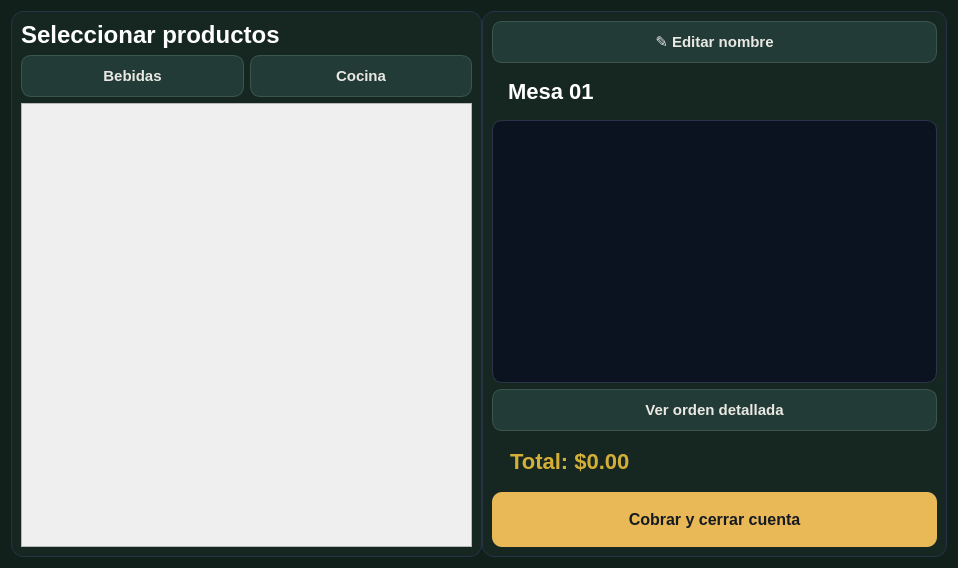
Old version of the form pedido.ui in the repository Bakachi12/Menu.
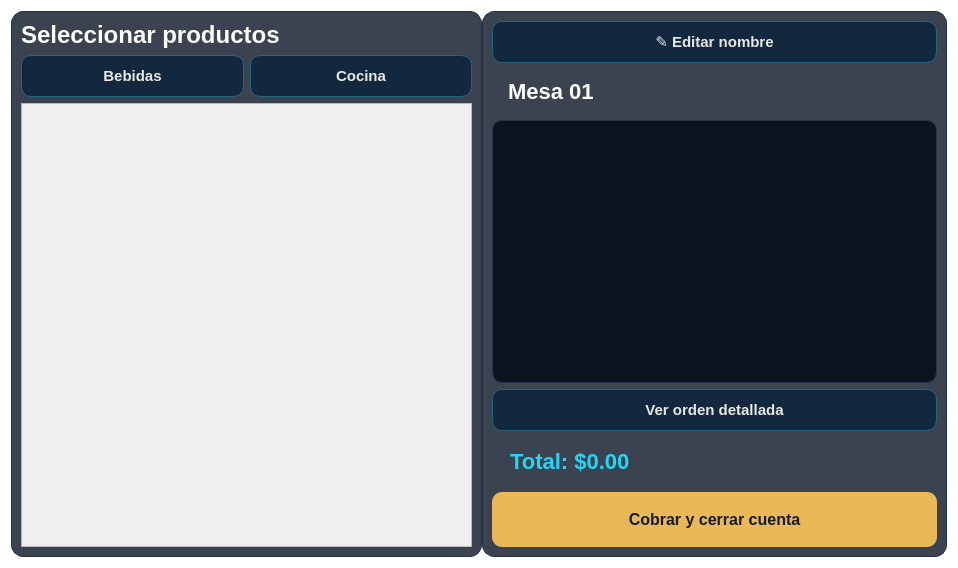
New version of the form.

Diff of the .ui file:
```diff
--- a/pedido.ui
+++ b/pedido.ui
@@ -21,27 +21,27 @@
   </property>
   <property name="styleSheet">
    <string notr="true">QWidget#Form {
-     background-color: rgba(14, 28, 24, 225);
-    color: #F4F2ED;
+     background-color: transparent;
+    color: #eaf3ff;
 }
 
 QFrame#PanelProductos, QFrame#PanelCuenta {
-    background-color: rgba(22, 40, 34, 244);
+    background-color: rgba(11, 20, 37, 205);
     border: 1px solid #273247;
     border-radius: 12px;
 }
 
 QPushButton {
-    background-color: #233b36;
+    background-color: #11283f;
     color: #E9E8E3;
-    border: 1px solid #3c554d;
+    border: 1px solid #24647d;
     border-radius: 10px;
     padding: 11px 14px;
     font-size: 15px;
     font-weight: 600;
 }
 
-QPushButton:checked { background-color: #D6AE62; color: #132320; }
+QPushButton:checked { background-color: #23d7f4; color: #0b1425; }
 
 QPushButton:hover {
     background-color: #345249;
@@ -69,7 +69,7 @@
       </property>
       <property name="styleSheet">
          <string notr="true">QFrame#PanelProductos {
-     background-color: rgba(22, 40, 34, 244);
+     background-color: rgba(11, 20, 37, 205);
      border: 1px solid #273247;
      border-radius: 12px;
 }</string>
@@ -143,7 +143,7 @@
      <widget class="QFrame" name="PanelCuenta">
       <property name="styleSheet">
          <string notr="true">QFrame#PanelCuenta {
-              background-color: rgba(22, 40, 34, 244);
+              background-color: rgba(11, 20, 37, 205);
      border: 1px solid #273247;
      border-radius: 12px;
 }</string>
@@ -188,7 +188,7 @@
          <property name="styleSheet">
             <string notr="true">QListWidget {
         background-color: #0C1320;
-        color: #F4F2ED;
+        color: #eaf3ff;
         border: 1px solid #2A3549;
     border-radius: 10px;
     padding: 8px;
@@ -214,7 +214,7 @@
         <widget class="QLabel" name="lblTotal">
          <property name="styleSheet">
           <string notr="true">QLabel {
-    color: #D4AF37;
+    color: #25d6f4;
     font-size: 22px;
     font-weight: bold;
     padding: 12px;
```
Left out of the diff: 6 changed lines with no effect on the pictures.
